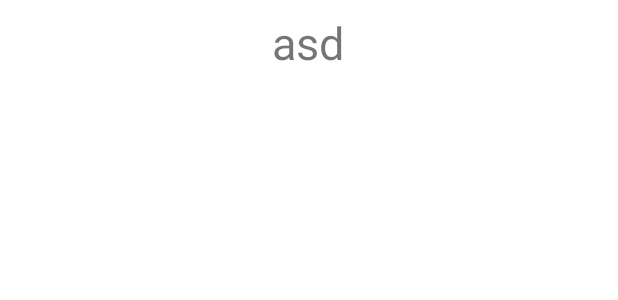
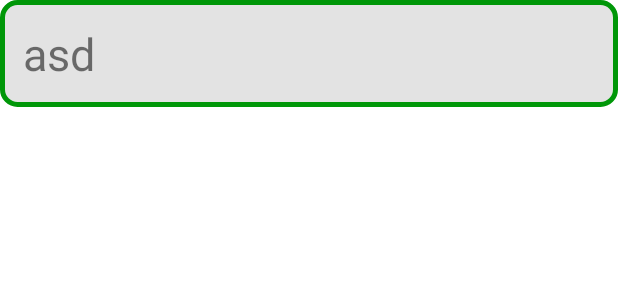
Before and after one commit to rongoldinfeld/trippy, an Android app: the layout fragment_trip_list_row.xml on its own in the app's theme, with its tools: preview values and no code run, on a phone screen of 412 x 824 dp. Shown: the top 300 px of the screen. Run offline under Robolectric (Android 15) with nearby library versions, the phone set to English and light mode, and no system bars.

Commit message:
change trip list row layout and added dates and participants

```diff
--- a/app/src/main/res/layout/fragment_trip_list_row.xml
+++ b/app/src/main/res/layout/fragment_trip_list_row.xml
@@ -5,6 +5,9 @@
     android:id="@+id/frameLayout4"
     android:layout_width="match_parent"
     android:layout_height="wrap_content"
+    android:layout_marginBottom="16dp"
+    android:background="@drawable/layout_border"
+    android:padding="7dp"
     tools:context=".TripListRowFragment">
 
     <TextView
@@ -13,15 +16,30 @@
         android:layout_height="wrap_content"
         android:layout_marginStart="8dp"
         android:layout_marginTop="8dp"
-        android:layout_marginEnd="8dp"
         android:layout_marginBottom="8dp"
         android:text="asd"
         android:textSize="30sp"
         app:layout_constraintBottom_toBottomOf="parent"
-        app:layout_constraintEnd_toEndOf="parent"
-        app:layout_constraintHorizontal_bias="0.498"
         app:layout_constraintStart_toStartOf="parent"
         app:layout_constraintTop_toTopOf="parent"
-        app:layout_constraintVertical_bias="0.081" />
+        app:layout_constraintVertical_bias="0.0" />
+
+    <TextView
+        android:id="@+id/dates_text"
+        android:layout_width="wrap_content"
+        android:layout_height="wrap_content"
+        android:layout_marginEnd="8dp"
+        app:layout_constraintBottom_toTopOf="@+id/participants_text"
+        app:layout_constraintEnd_toEndOf="parent"
+        app:layout_constraintTop_toTopOf="parent"
+        app:layout_constraintVertical_chainStyle="spread" />
+
+    <TextView
+        android:id="@+id/participants_text"
+        android:layout_width="wrap_content"
+        android:layout_height="wrap_content"
+        app:layout_constraintBottom_toBottomOf="parent"
+        app:layout_constraintStart_toStartOf="@+id/dates_text"
+        app:layout_constraintTop_toBottomOf="@+id/dates_text" />
 
 </androidx.constraintlayout.widget.ConstraintLayout>
```
Also changed, not shown: app/src/main/java/com/colman/trippy/View/Home/Profile/UserProfileFragment.java (+17 -0 lines).
